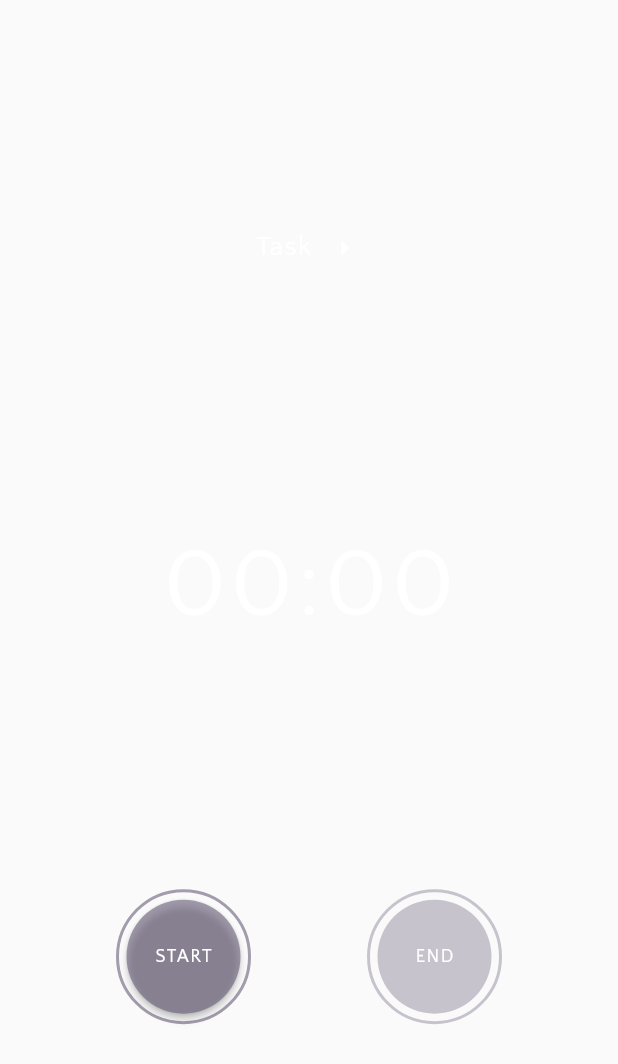
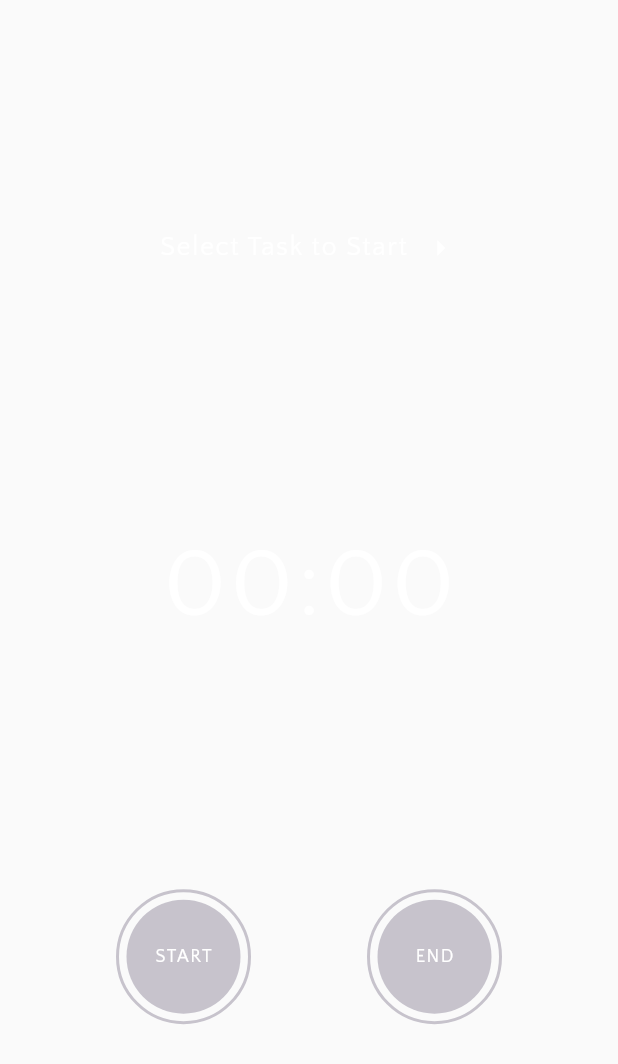
Before and after one commit to YitiJ/scheduler, a Flutter app: the TimerText widget shown alone on an empty page, opened directly, on a phone screen of 412 x 824 dp. Shown: the top 1064 px of the screen. Run offline on Flutter 3.47's test engine with Material 2 defaults, Android fonts, the phone set to English and light mode, and no system bars; our stand-ins replace bloc, charts_flutter, equatable, flutter_bloc, flutter_calendar_carousel, rxdart and 1 more; accounts and stored records are empty.

Commit message:
disable timer until task selected

```diff
--- a/lib/screens/timerScreen.dart
+++ b/lib/screens/timerScreen.dart
@@ -83,7 +83,7 @@ class TimerText extends StatelessWidget {
         BlocBuilder<TimerBloc, TimerState>(
           condition: (previousState, state) =>
               state.runtimeType != previousState.runtimeType,
-          builder: (context, state) => _Category(),
+          builder: (context, state) => _Task(),
         ),
 
         Padding(
@@ -116,7 +116,7 @@ class TimerText extends StatelessWidget {
   }
 }
 
-class _Category extends StatelessWidget {
+class _Task extends StatelessWidget {
   final DbManager dbManager = DbManager.instance;
 
   @override
@@ -140,7 +140,7 @@ class _Category extends StatelessWidget {
         mainAxisAlignment: MainAxisAlignment.center,
         children: [
           Text(
-            timerBloc.getTask() == null? 'Task' : timerBloc.getTask().name,
+            timerBloc.getTask() == null? 'Select Task to Start' : timerBloc.getTask().name,
             style: mainTheme.textTheme.subtitle,
           ),
           Padding(
@@ -186,8 +186,7 @@ class _Actions extends StatelessWidget {
         ThemedButton(
           text: 'START',
           size: 90.0,
-          callback: () =>
-              timerBloc.add(Start(duration: currentState.duration)),
+          callback: timerBloc.getTask() == null ? null : () => timerBloc.add(Start(duration: currentState.duration)),
         ),
         ThemedButton(
           text: 'END',
```
